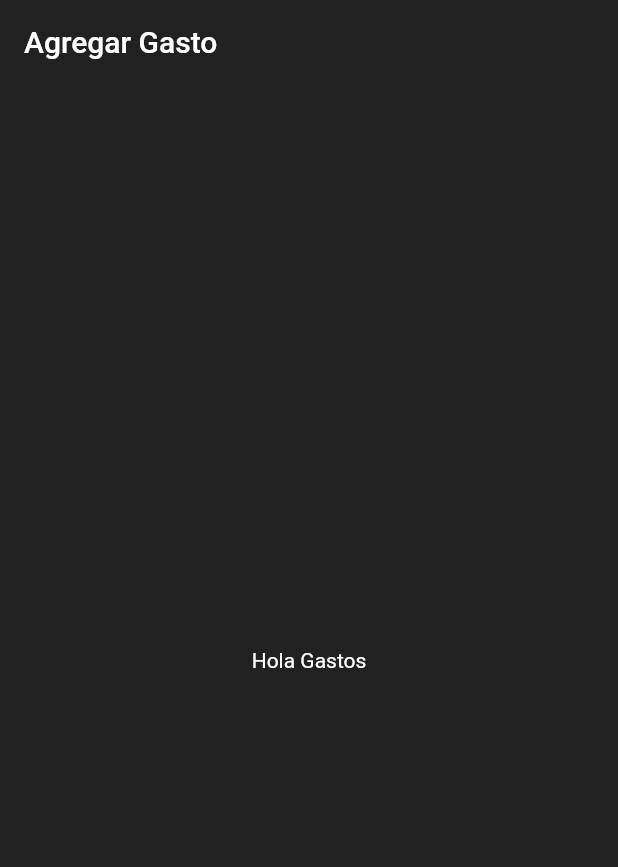
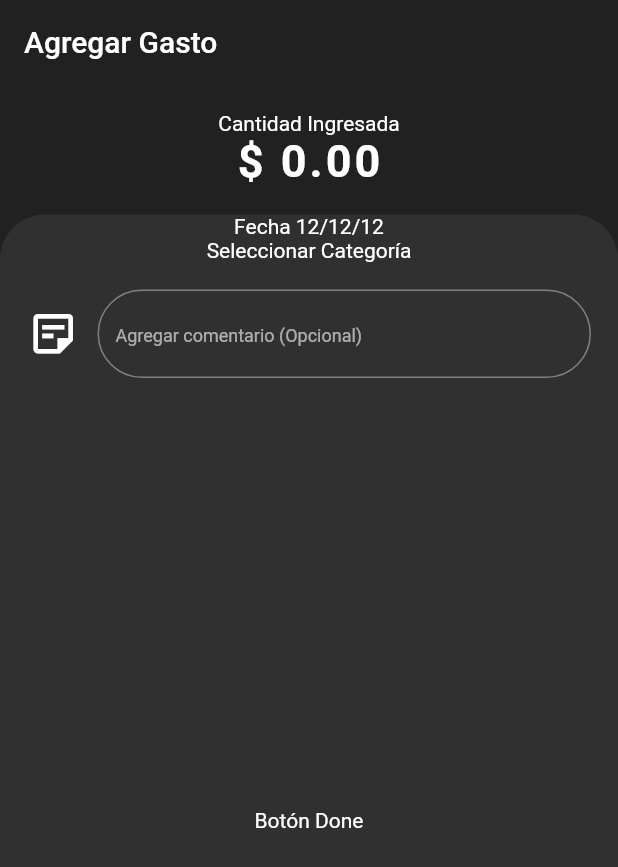
Before and after one commit to EnriquemQz/exp-Updated, a Flutter app: the AddExpenses screen opened directly, on a phone screen of 412 x 824 dp. Shown: the top 867 px of the screen. Run offline on Flutter 3.47's test engine with Material 2 defaults, Android fonts, the phone set to English and light mode, and no system bars; our stand-ins replace flutter_speed_dial.

Commit message:
Fin Sección 4

```diff
--- a/lib/main.dart
+++ b/lib/main.dart
@@ -1,5 +1,3 @@
-import 'package:exp_app/pages/add_entries.dart';
-import 'package:exp_app/pages/add_expenses.dart';
 import 'package:exp_app/pages/home_page.dart';
 import 'package:exp_app/providers/ui_provider.dart';
 import 'package:flutter/material.dart';
@@ -38,7 +36,6 @@ class MyApp extends StatelessWidget {
       initialRoute: 'home',
       routes: {
         'home' :       (_) => const HomePage(),
-        'addEntries' : (_) => const AddEntries(),
       },
     );
   }
--- a/lib/pages/add_expenses.dart
+++ b/lib/pages/add_expenses.dart
@@ -1,3 +1,6 @@
+import 'package:exp_app/utils/constants.dart';
+import 'package:exp_app/widgets/add_expenses_wt/bs_num_keyboard.dart';
+import 'package:exp_app/widgets/add_expenses_wt/comment_box.dart';
 import 'package:flutter/material.dart';
 
 class AddExpenses extends StatelessWidget {
@@ -5,13 +8,41 @@ class AddExpenses extends StatelessWidget {
 
   @override
   Widget build(BuildContext context) {
-    return Scaffold(
-      appBar: AppBar(
-        title: const Text('Agregar Gasto'),
-        elevation: 0.0,
-      ),
-      body: const Center(
-        child: Text('Hola Gastos')
+
+    return GestureDetector(
+      behavior: HitTestBehavior.opaque,
+      onTap: () {
+        FocusScope.of(context).unfocus();
+      },
+      child: Scaffold(
+        appBar: AppBar(
+          title: const Text('Agregar Gasto'),
+          elevation: 0.0,
+        ),
+        body: Column(
+          children: [
+            const BSNumKeyboard(),
+            Expanded(
+              child: Container(
+                width: double.infinity,
+                decoration: Constants.sheetBoxDecoration(
+                  Theme.of(context).primaryColorDark
+                ),
+                child: Column(
+                  mainAxisAlignment: MainAxisAlignment.center,
+                  children: const [
+                    Text('Fecha 12/12/12'),
+                    Text('Seleccionar Categoría'),
+                    CommentBox(),
+                    Expanded(
+                      child: Center(child: Text('Botón Done'))
+                    ),
+                  ],
+                ),
+              ),
+            )
+          ],
+        )
       ),
     );
   }
--- /dev/null
+++ b/lib/widgets/add_expenses_wt/comment_box.dart
@@ -0,0 +1,47 @@
+import 'package:flutter/material.dart';
+
+
+class CommentBox extends StatelessWidget {
+  const CommentBox({Key? key}) : super(key: key);
+
+  @override
+  Widget build(BuildContext context) {
+    return Padding(
+      padding: const EdgeInsets.all(18.0),
+      child: Row(
+        children: [
+          const Icon(
+            Icons.sticky_note_2_outlined,
+            size: 35.0,
+          ),
+          const SizedBox(
+            width: 12.0,
+          ),
+          Expanded(
+            child: TextFormField(
+              cursorColor: Colors.green,
+              keyboardType: TextInputType.text,
+              maxLength: 10,
+              decoration: InputDecoration(
+                counterText: '',
+                hintText: 'Agregar comentario (Opcional)',
+                hintStyle: const TextStyle(
+                  fontSize: 12.0
+                ),
+                border: OutlineInputBorder(
+                  borderRadius: BorderRadius.circular(30.0)
+                ),
+                focusedBorder: OutlineInputBorder(
+                  borderRadius: BorderRadius.circular(15.0),
+                  borderSide: const BorderSide(
+                    color: Colors.green
+                  )
+                ),
+              ),
+            ),
+          )
+        ],
+      ),
+    );
+  }
+}
```
Also changed, not shown: lib/utils/constants.dart (+23 -0 lines), lib/widgets/add_expenses_wt/bs_num_keyboard.dart (added, +187 -0 lines).
